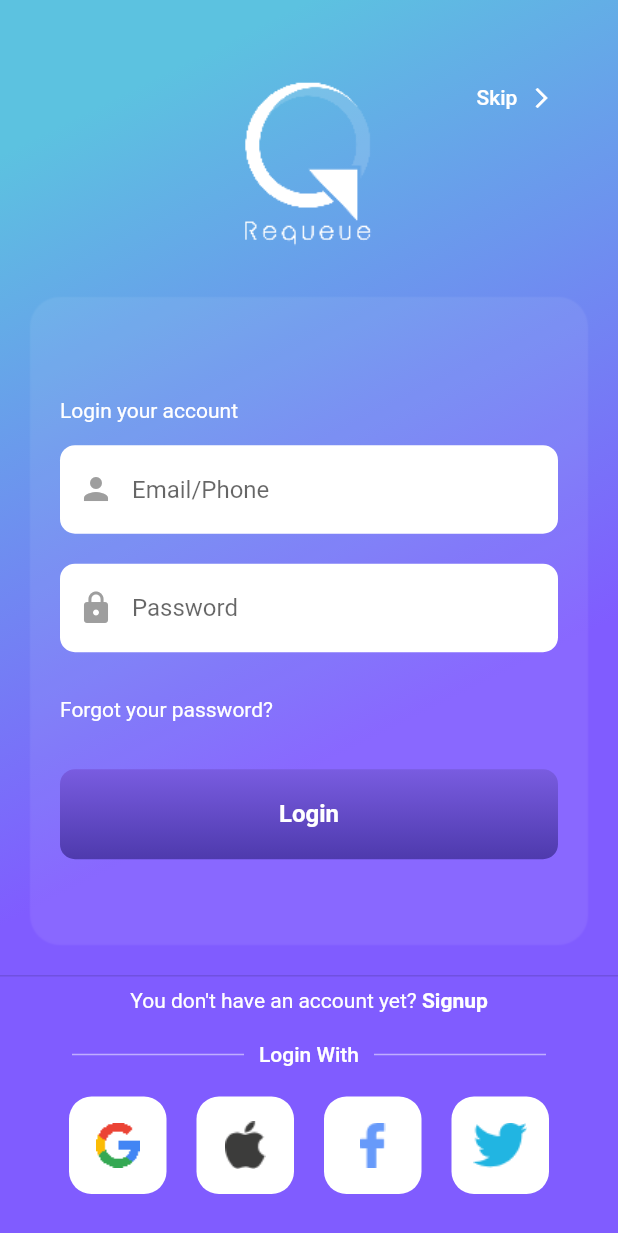
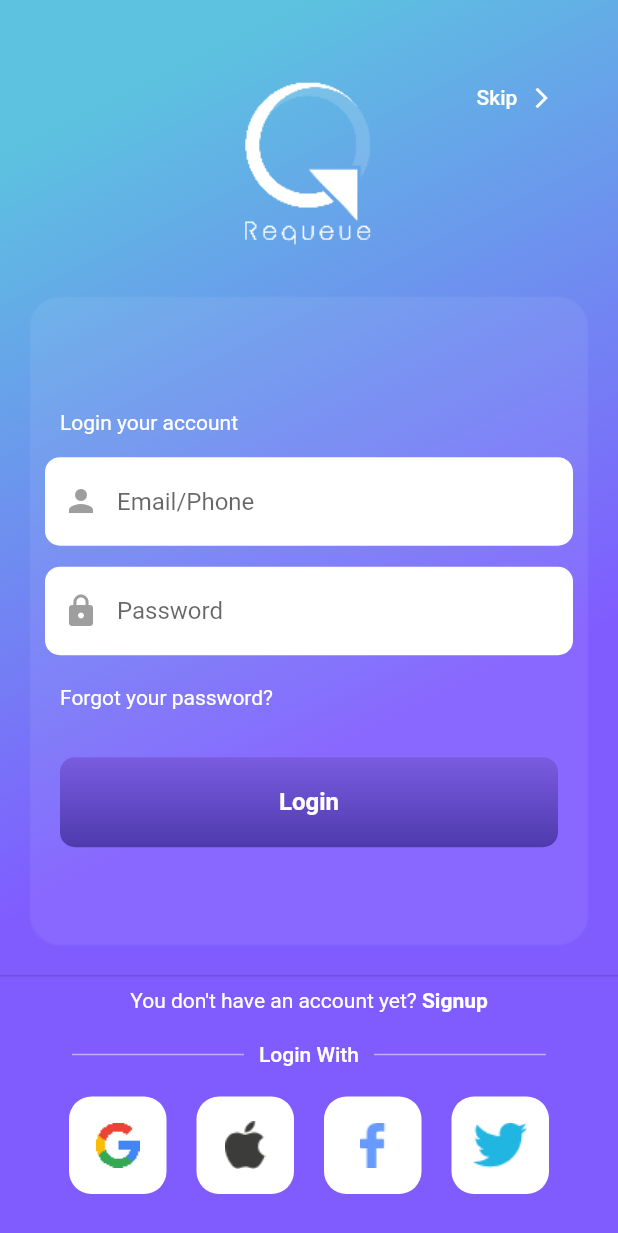
Before and after one commit to SanjayMehra-27/hamilton_restaurant_app, a Flutter app: the screen it shows after launch, on a phone screen of 412 x 824 dp. Shown: the top 1233 px of the screen. Run offline on Flutter 3.47's test engine with Material 2 defaults, Android fonts, the phone set to English and light mode, and no system bars; our stand-ins replace dio, get, get_storage.

Commit message:
minor ui bug fixes

```diff
--- a/lib/app/modules/login/views/login_view.dart
+++ b/lib/app/modules/login/views/login_view.dart
@@ -5,6 +5,7 @@ import 'package:get/get.dart';
 import 'package:restaurant_app/app/modules/home/views/home_view.dart';
 import 'package:restaurant_app/app/modules/signup/bindings/signup_binding.dart';
 import 'package:restaurant_app/app/modules/signup/views/signup_view.dart';
+import 'package:restaurant_app/app/routes/app_pages.dart';
 
 import '../controllers/login_controller.dart';
 
@@ -211,12 +212,7 @@ class LoginView extends GetView<LoginController> {
                     Expanded(
                       child: TextButton.icon(
                         onPressed: () {
-                          Get.to(
-                            () => const HomeView(),
-                            binding: SignupBinding(),
-                            transition: Transition.rightToLeft,
-                            duration: const Duration(milliseconds: 200),
-                          );
+                          Get.toNamed(Routes.HOME);
                         },
                         label: const Icon(Icons.arrow_forward_ios,
                             size: 16, color: Colors.white),
@@ -260,7 +256,7 @@ class LoginView extends GetView<LoginController> {
                         // Email textfield
                         Container(
                           margin: const EdgeInsets.only(
-                              top: 5, bottom: 0, left: 10, right: 10),
+                              top: 15, bottom: 14, left: 10, right: 10),
                           decoration: BoxDecoration(
                             borderRadius: BorderRadius.circular(10),
                           ),
@@ -269,21 +265,53 @@ class LoginView extends GetView<LoginController> {
                             crossAxisAlignment: CrossAxisAlignment.center,
                             children: [
                               // Email textfield
-                              Container(
-                                margin: const EdgeInsets.all(10),
-                                decoration: BoxDecoration(
-                                  borderRadius: BorderRadius.circular(10),
-                                  color: Colors.white,
-                                ),
+                              Form(
+                                key: controller.emailFormKey,
+                                autovalidateMode:
+                                    AutovalidateMode.onUserInteraction,
                                 child: TextFormField(
                                   controller: controller.emailTextController,
-                                  decoration: const InputDecoration(
-                                    prefixIcon:
-                                        Icon(Icons.person, color: Colors.grey),
-                                    hintText: 'Email/Phone',
-                                    border: InputBorder.none,
-                                    contentPadding: EdgeInsets.all(20),
-                                  ),
+                                  validator: (value) {
+                                    if (value!.isEmpty) {
+                                      return 'Please enter your email or phone';
+                                    } else if (!GetUtils.isEmail(value) &&
+                                        !GetUtils.isPhoneNumber(value)) {
+                                      return 'Please enter a valid email or phone';
+                                    }
+                                  },
+                                  decoration: InputDecoration(
+                                      prefixIcon: const Icon(Icons.person,
+                                          color: Colors.grey),
+                                      fillColor: Colors.white,
+                                      filled: true,
+                                      hintText: 'Email/Phone',
+                                      border: OutlineInputBorder(
+                                        borderRadius:
+                                            BorderRadius.circular(10.0),
+                                        borderSide: BorderSide.none,
+                                      ),
+                                      contentPadding: const EdgeInsets.all(20),
+                                      enabledBorder: OutlineInputBorder(
+                                        borderRadius:
+                                            BorderRadius.circular(10.0),
+                                        borderSide: BorderSide.none,
+                                      ),
+                                      focusedBorder: OutlineInputBorder(
+                                        borderRadius:
+                                            BorderRadius.circular(10.0),
+                                        borderSide: BorderSide.none,
+                                      ),
+                                      errorBorder: OutlineInputBorder(
+                                        borderRadius:
+                                            BorderRadius.circular(10.0),
+                                        borderSide: BorderSide.none,
+                                      ),
+                                      focusedErrorBorder: OutlineInputBorder(
+                                        borderRadius:
+                                            BorderRadius.circular(10.0),
+                                        borderSide: BorderSide.none,
+                                      ),
+                                      errorMaxLines: 1),
                                 ),
                               ),
                             ],
@@ -301,21 +329,47 @@ class LoginView extends GetView<LoginController> {
                             crossAxisAlignment: CrossAxisAlignment.center,
                             children: [
                               // Email textfield
-                              Container(
-                                margin: const EdgeInsets.all(10),
-                                decoration: BoxDecoration(
-                                  borderRadius: BorderRadius.circular(10),
-                                  color: Colors.white,
-                                ),
+                              Form(
+                                key: controller.passwordFormKey,
+                                autovalidateMode:
+                                    AutovalidateMode.onUserInteraction,
                                 child: TextFormField(
                                   controller: controller.passwordTextController,
+                                  validator: (value) {
+                                    if (value!.isEmpty) {
+                                      return 'Please enter your password';
+                                    } else if (value.length < 4) {
+                                      return 'Password must be at least 4 characters';
+                                    }
+                                  },
                                   obscureText: true,
-                                  decoration: const InputDecoration(
-                                    prefixIcon:
-                                        Icon(Icons.lock, color: Colors.grey),
+                                  decoration: InputDecoration(
+                                    contentPadding: const EdgeInsets.all(20),
+                                    prefixIcon: const Icon(Icons.lock,
+                                        color: Colors.grey),
                                     hintText: 'Password',
-                                    border: InputBorder.none,
-                                    contentPadding: EdgeInsets.all(20),
+                                    fillColor: Colors.white,
+                                    filled: true,
+                                    border: OutlineInputBorder(
+                                      borderRadius: BorderRadius.circular(10.0),
+                                      borderSide: BorderSide.none,
+                                    ),
+                                    enabledBorder: OutlineInputBorder(
+                                      borderRadius: BorderRadius.circular(10.0),
+                                      borderSide: BorderSide.none,
+                                    ),
+                                    focusedBorder: OutlineInputBorder(
+                                      borderRadius: BorderRadius.circular(10.0),
+                                      borderSide: BorderSide.none,
+                                    ),
+                                    errorBorder: OutlineInputBorder(
+                                      borderRadius: BorderRadius.circular(10.0),
+                                      borderSide: BorderSide.none,
+                                    ),
+                                    focusedErrorBorder: OutlineInputBorder(
+                                      borderRadius: BorderRadius.circular(10.0),
+                                      borderSide: BorderSide.none,
+                                    ),
                                   ),
                                 ),
                               ),
--- a/lib/app/widgets/app_drawer.dart
+++ b/lib/app/widgets/app_drawer.dart
@@ -1,5 +1,6 @@
 import 'package:flutter/material.dart';
 import 'package:get/get.dart';
+import 'package:get_storage/get_storage.dart';
 import 'package:restaurant_app/app/modules/login/views/login_view.dart';
 import 'package:restaurant_app/app/modules/profile/bindings/profile_binding.dart';
 import 'package:restaurant_app/app/modules/profile/controllers/profile_controller.dart';
@@ -151,6 +152,7 @@ class AppDrawer extends StatelessWidget {
                     icon: Icons.logout,
                     title: 'Logout',
                     onTap: () {
+                      GetStorage().erase();
                       Get.back();
                       Get.off(
                         () => const LoginView(),
```
Also changed, not shown: lib/app/modules/home/views/home_view.dart (+11 -0 lines), lib/app/modules/login/controllers/login_controller.dart (+16 -8 lines).
